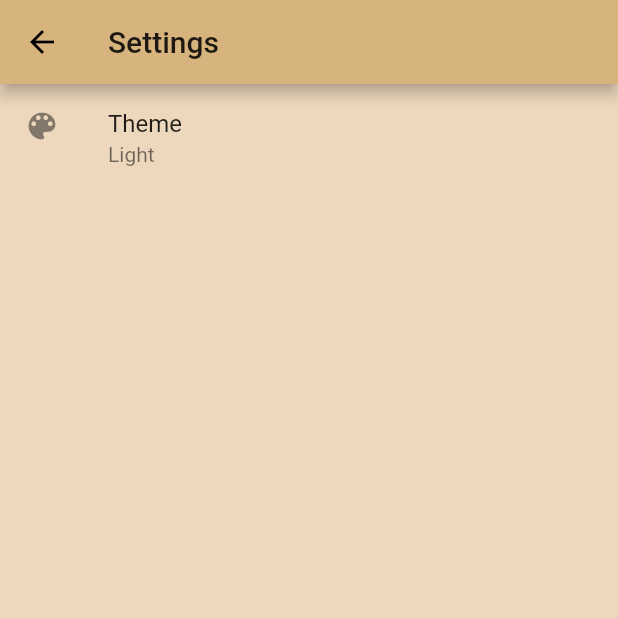
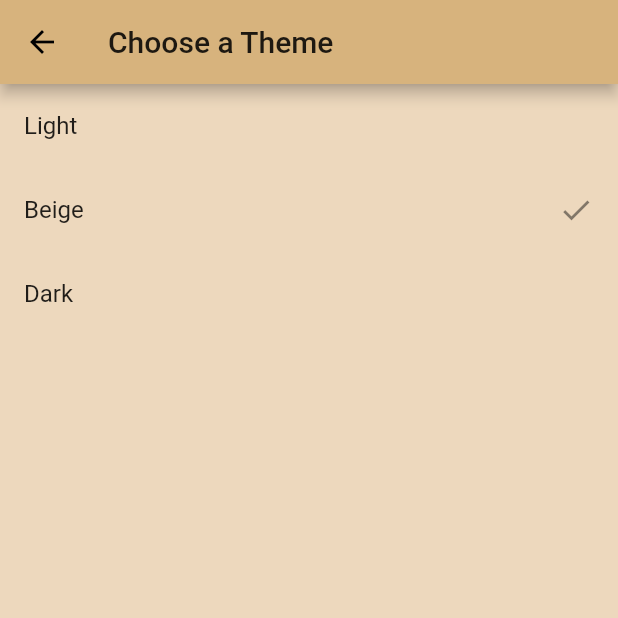
Before and after one commit to rafoolin/blab_dashatar, a Flutter app: the SettingScreen screen opened by its route, after a tap on "Theme", on a phone screen of 412 x 824 dp, the top half of it. Run offline on Flutter 3.47's test engine with Material 2 defaults, Android fonts, the phone set to English and light mode, and no system bars; our stand-ins replace cached_network_image, rxdart, shared_preferences, sqflite; accounts and stored records are empty.

Commit message:
Add the ability to save user preferences on the device
Users can select and save their favorite theme [CustomTheme].
Change UI and logic to comply with theme switching abilities.

```diff
--- a/lib/src/data/data.dart
+++ b/lib/src/data/data.dart
@@ -6,8 +6,10 @@ export './models/characteristic.dart';
 
 // Data providers
 export './data_providers/dashatar_api.dart';
+export './data_providers/user_preference.dart';
 export './data_providers/database_provider.dart';
 export './data_providers/characteristic_doa.dart';
 
 // Repository
 export './repositories/dashatar_repository.dart';
+export './repositories/settings_repository.dart';
--- /dev/null
+++ b/lib/src/data/repositories/settings_repository.dart
@@ -0,0 +1,18 @@
+import '../data.dart';
+import '../../constants/constants.dart';
+
+class SettingsRepository {
+  // ------------------------------ Objects ------------------------------------
+  final UserPreference _preference = UserPreference();
+
+  /// Set user-preference theme[customTheme] to the local database.
+  Future<bool> setThemePreference(CustomTheme customTheme) async {
+    return await _preference.setThemePreference(customTheme);
+  }
+
+  /// Return user-preference theme.
+  Future<CustomTheme> getThemePreference() async {
+    int index = await _preference.getThemePreference();
+    return CustomTheme.values[index];
+  }
+}
--- a/lib/src/logic/logic.dart
+++ b/lib/src/logic/logic.dart
@@ -3,5 +3,6 @@ export './bloc/bloc.dart';
 export './bloc/filter_bloc.dart';
 export './bloc/dashatar_bloc.dart';
 export './bloc/bloc_provider.dart';
+export './bloc/settings_bloc.dart';
 // Filters
 export 'filters/filter_dashatars.dart';
--- a/lib/src/presentation/presentation.dart
+++ b/lib/src/presentation/presentation.dart
@@ -27,3 +27,5 @@ export './widgets/dashatar_card.dart';
 export './widgets/animated_loading.dart';
 // Custom Theme selector
 export './widgets/theme_selector.dart';
+// Settings
+export './widgets/theme_setting.dart';
--- a/lib/src/presentation/screens/setting_screen.dart
+++ b/lib/src/presentation/screens/setting_screen.dart
@@ -1,4 +1,6 @@
 import 'package:flutter/material.dart';
+
+import '../../presentation/presentation.dart';
 
 class SettingScreen extends StatelessWidget {
   /// Route name
@@ -14,13 +16,7 @@ class SettingScreen extends StatelessWidget {
       body: ListView(
         shrinkWrap: true,
         children: [
-          // TODO:: Define logic
-          ListTile(
-            leading: const Icon(Icons.color_lens),
-            title: const Text('Theme'),
-            subtitle: const Text('Light'),
-            onTap: () {},
-          )
+          const ThemeSetting(),
         ],
       ),
     );
--- /dev/null
+++ b/lib/src/presentation/widgets/theme_setting.dart
@@ -0,0 +1,68 @@
+import 'package:flutter/material.dart';
+
+import '../../logic/logic.dart';
+import '../../constants/constants.dart';
+
+class ThemeSetting extends StatelessWidget {
+  const ThemeSetting();
+
+  @override
+  Widget build(BuildContext context) {
+    SettingsBloc settingsBloc = BlocProvider.of<SettingsBloc>(context);
+
+    return StreamBuilder<CustomTheme>(
+      stream: settingsBloc.themeStream,
+      builder: (context, snapshot) {
+        if (!snapshot.hasData || snapshot.hasError) return Container();
+
+        return ListTile(
+          leading: const Icon(Icons.color_lens),
+          title: const Text('Theme'),
+          subtitle: Text(snapshot.data.name),
+          onTap: () => Navigator.of(context).push(
+            MaterialPageRoute(
+              builder: (BuildContext context) => const _ThemeOptions(),
+            ),
+          ),
+        );
+      },
+    );
+  }
+}
+
+class _ThemeOptions extends StatelessWidget {
+  const _ThemeOptions();
+
+  @override
+  Widget build(BuildContext context) {
+    final SettingsBloc settingsBloc = BlocProvider.of<SettingsBloc>(context);
+    final List<CustomTheme> customThemes = CustomTheme.values;
+    CustomTheme theme;
+
+    return Scaffold(
+      appBar: AppBar(title: Text('Choose a Theme')),
+      body: StreamBuilder<CustomTheme>(
+        stream: settingsBloc.themeStream,
+        builder: (context, snapshot) {
+          theme = snapshot.data;
+          return ListView.builder(
+            shrinkWrap: true,
+            itemCount: customThemes.length,
+            itemBuilder: (BuildContext context, int index) {
+              return (!snapshot.hasData || snapshot.hasError)
+                  ? Container()
+                  : ListTile(
+                      title: Text(customThemes[index].name),
+                      trailing: customThemes[index] == theme
+                          ? Icon(Icons.check)
+                          : null,
+                      onTap: () async => await settingsBloc
+                          .setThemePreference(customThemes[index]),
+                    );
+            },
+          );
+        },
+      ),
+    );
+  }
+}
--- a/pubspec.yaml
+++ b/pubspec.yaml
@@ -32,6 +32,7 @@ dependencies:
   rxdart: ^0.25.0
   cached_network_image: ^2.5.0
   url_launcher: ^6.0.2
+  shared_preferences: ^2.0.4
 
 dev_dependencies:
   flutter_test:
```
Also changed, not shown: lib/main.dart (+8 -2 lines), lib/src/data/data_providers/user_preference.dart (added, +25 -0 lines), lib/src/logic/bloc/settings_bloc.dart (added, +39 -0 lines), lib/src/my_app.dart (+27 -9 lines), lib/src/presentation/widgets/theme_selector.dart (+18 -9 lines), pubspec.lock.
